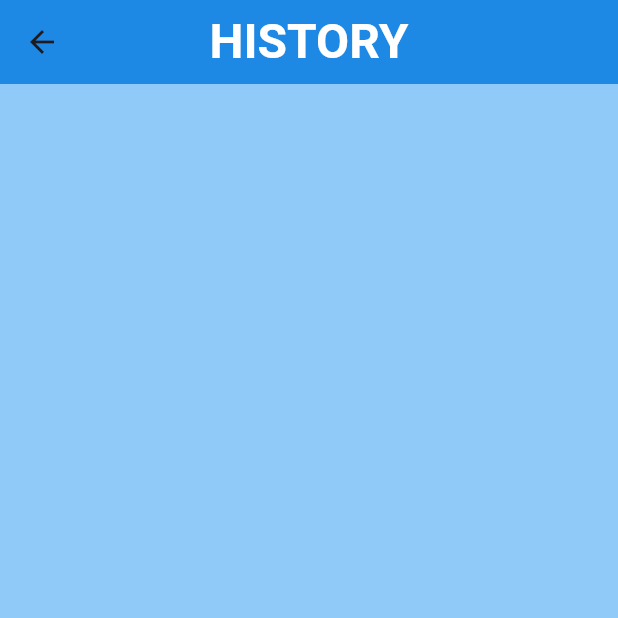
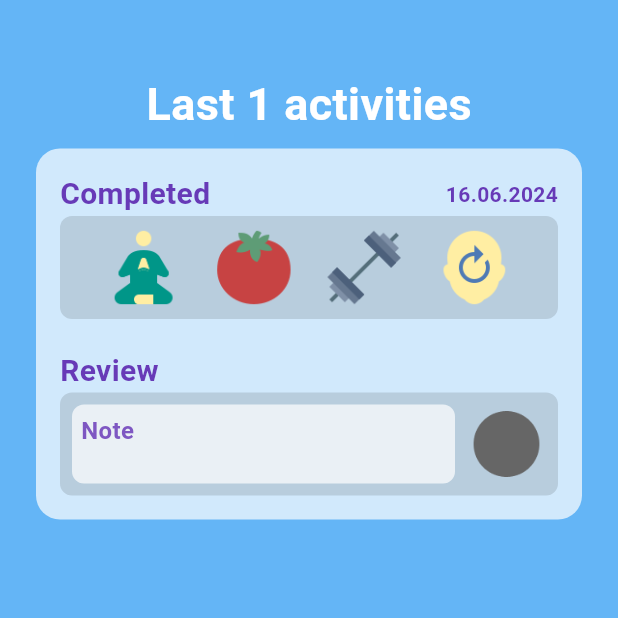
Before and after one commit to Nevsh/CPD-Projekt, a Flutter app: the HistoryPage screen opened by its route, on a phone screen of 412 x 824 dp, the top half of it. Run offline on Flutter 3.47's test engine with Material 3 defaults, Android fonts, the phone set to English and light mode, and no system bars; our stand-ins replace hive, hive_flutter; missing offline and left inert: flutter_ringtone_player; accounts and stored records are empty.

Commit message:
Adding/Refactoring
Adding:
- History Page mit Übersicht vergangener Aktivitäten
- Indigo Theme Exercise Page

Refactoring:
- Umbenennung -> DayOverviewWidget
- DayOverviewWidget Größe angepasst

```diff
--- a/lib/models/review_model.dart
+++ b/lib/models/review_model.dart
@@ -1,4 +1,5 @@
 import 'package:flutter/material.dart';
+import 'package:intl/intl.dart';
 
 import '../data/hive_service.dart';
 import 'activity.dart';
@@ -122,6 +123,11 @@ class ReviewModel extends ChangeNotifier {
   //   activity.review = true;
   //   // notifyListeners();
   // }
+  String formattedDate(Activity? activity) {
+    return activity != null
+        ? DateFormat('dd.MM.yyyy').format(DateTime.parse(activity.date))
+        : "error";
+  }
 
   Future<void> saveReview(String mood, String note) async {
     if (_activity != null) {
@@ -281,7 +287,7 @@ class ReviewModel extends ChangeNotifier {
   Future<void> loadActivity() async {
     DateTime now = DateTime.now();
     // String today = DateFormat('yyyy-MM-dd').format(now);
-    String today = "2024-06-15";
+    String today = "2024-06-16";
     print("Heute: $today");
     print("Heute: $now");
     _activity = await HiveService.getActivity(today);
--- a/lib/pages/exercise_page.dart
+++ b/lib/pages/exercise_page.dart
@@ -15,18 +15,18 @@ class ExercisePage extends StatelessWidget {
     return Consumer<ExerciseModel>(
       builder: (context, exModel, child) => Scaffold(
         resizeToAvoidBottomInset: false,
-        backgroundColor: Colors.blueGrey[300],
+        backgroundColor: Colors.indigo[300],
         appBar: const CustomAppBar(),
         body: Padding(
           padding: const EdgeInsets.only(left: 16, right: 16, bottom: 16),
           child: Column(
             crossAxisAlignment: CrossAxisAlignment.start,
             children: [
-              heading('Add Exercise', mainHeading, Colors.blueGrey[800]),
+              heading('Add Exercise', mainHeading, Colors.indigo[800]),
               const SizedBox(height: 10),
               const AddExerciseWidget(),
               const SizedBox(height: 10),
-              heading('Random Exercise', mainHeading, Colors.blueGrey[800]),
+              heading('Random Exercise', mainHeading, Colors.indigo[800]),
               const SizedBox(height: 10),
               const RandomExerciseWidget(),
             ],
--- a/lib/pages/history_page.dart
+++ b/lib/pages/history_page.dart
@@ -1,23 +1,48 @@
+import 'package:cpd_project/config/headings.dart';
+import 'package:cpd_project/widgets/review_page/day_overview_widget.dart';
 import 'package:flutter/material.dart';
+import 'package:provider/provider.dart';
+
+import '../models/review_model.dart';
 
 class HistoryPage extends StatelessWidget {
   const HistoryPage({super.key});
 
   @override
   Widget build(BuildContext context) {
+    final revModel = Provider.of<ReviewModel>(context);
+    final numOfActivities =
+        revModel.activities.length < 7 ? revModel.activities.length : 7;
+    final activities = revModel.activities.sublist(0, numOfActivities);
+
     return Scaffold(
-      backgroundColor: Colors.blue[200],
-      appBar: AppBar(
-        title: const Text(
-          'HISTORY',
-          style: TextStyle(
-            fontSize: 32,
-            fontWeight: FontWeight.bold,
-            color: Colors.white,
-          ),
+      backgroundColor: Colors.blue[300],
+      body: Padding(
+        padding: const EdgeInsets.all(16),
+        child: Column(
+          crossAxisAlignment: CrossAxisAlignment.center,
+          children: [
+            const SizedBox(height: 32),
+            heading(
+                "Last $numOfActivities activities", mainHeading, Colors.white),
+            Expanded(
+              child: Scrollbar(
+                thumbVisibility: true,
+                trackVisibility: true,
+                child: ListView.builder(
+                  padding: EdgeInsets.zero,
+                  itemCount: numOfActivities,
+                  itemBuilder: (context, index) {
+                    return Padding(
+                      padding: const EdgeInsets.all(8.0),
+                      child: DayOverviewWidget(activity: activities[index]),
+                    );
+                  },
+                ),
+              ),
+            ),
+          ],
         ),
-        centerTitle: true,
-        backgroundColor: Colors.blue[600],
       ),
     );
   }
--- a/lib/widgets/exercise_page/add_exercise_widget.dart
+++ b/lib/widgets/exercise_page/add_exercise_widget.dart
@@ -40,7 +40,7 @@ class AddExerciseWidget extends StatelessWidget {
                   ),
                   // border: ,
                   hintText: 'E.g. push-ups',
-                  hintStyle: TextStyle(color: Colors.blueGrey[300]),
+                  hintStyle: TextStyle(color: Colors.indigo[300]),
                   suffixIcon: IconButton(
                     onPressed: () {
                       exModel.textController.clear();
@@ -58,7 +58,7 @@ class AddExerciseWidget extends StatelessWidget {
                 },
                 style: ButtonStyle(
                   backgroundColor:
-                      MaterialStateProperty.all<Color>(Colors.blueGrey[600]!),
+                      MaterialStateProperty.all<Color>(Colors.indigo[600]!),
                   shape: MaterialStateProperty.all<RoundedRectangleBorder>(
                     RoundedRectangleBorder(
                       borderRadius: BorderRadius.circular(12),
@@ -75,7 +75,7 @@ class AddExerciseWidget extends StatelessWidget {
               ),
             ),
             const SizedBox(height: 6),
-            heading('Exercise List', subHeading1, Colors.blueGrey[600]),
+            heading('Exercise List', subHeading1, Colors.indigo[600]),
             const SizedBox(height: 6),
             Expanded(
               child: Container(
--- a/lib/widgets/exercise_page/random_exercise_widget.dart
+++ b/lib/widgets/exercise_page/random_exercise_widget.dart
@@ -32,7 +32,7 @@ class RandomExerciseWidget extends StatelessWidget {
                 style: TextStyle(
                     fontSize: 24,
                     fontWeight: FontWeight.bold,
-                    color: Colors.blueGrey[600]),
+                    color: Colors.indigo[600]),
               ),
               Row(
                 children: [
@@ -56,7 +56,7 @@ class RandomExerciseWidget extends StatelessWidget {
                   ),
                   const SizedBox(width: 6),
                   Switch(
-                    activeTrackColor: Colors.green,
+                    activeTrackColor: Colors.indigoAccent,
                     inactiveTrackColor: Colors.grey[600],
                     inactiveThumbColor:
                         exModel.inputIsSet() && exModel.exerciseList.isNotEmpty
@@ -124,7 +124,7 @@ class RandomExerciseWidget extends StatelessWidget {
                 style: const TextStyle(
                   fontSize: 24,
                   fontWeight: FontWeight.bold,
-                  color: Colors.blueGrey,
+                  color: Colors.indigo,
                 ),
               ),
             ),
--- /dev/null
+++ b/lib/widgets/review_page/day_overview_widget.dart
@@ -0,0 +1,121 @@
+import 'package:cpd_project/config/headings.dart';
+import 'package:flutter/material.dart';
+import 'package:provider/provider.dart';
+
+import '../../models/activity.dart';
+import '../../models/review_model.dart';
+import '../home_page/streak_overview_widget.dart';
+
+class DayOverviewWidget extends StatelessWidget {
+  const DayOverviewWidget({super.key, required this.activity});
+  final Activity? activity;
+
+  @override
+  Widget build(BuildContext context) {
+    // final medModel = Provider.of<MeditationTimerModel>(context);
+    // final pomModel = Provider.of<PomodoroTimerModel>(context);
+    // final exModel = Provider.of<ExerciseModel>(context);
+    final revModel = Provider.of<ReviewModel>(context);
+
+    // final actModel = Provider.of<ActivityModel>(context);
+
+    return Container(
+      padding: const EdgeInsets.all(16),
+      decoration: BoxDecoration(
+        color: Colors.white70,
+        borderRadius: BorderRadius.circular(16),
+      ),
+      // height: MediaQuery.of(context).size.height / 3.25,
+      width: MediaQuery.of(context).size.width,
+      child: Column(
+        mainAxisAlignment: MainAxisAlignment.spaceEvenly,
+        children: [
+          Row(
+            mainAxisAlignment: MainAxisAlignment.spaceBetween,
+            children: [
+              Align(
+                alignment: Alignment.centerLeft,
+                child: heading('Completed', subHeading2, Colors.deepPurple),
+              ),
+              Text(
+                revModel.formattedDate(activity),
+                style: const TextStyle(
+                    fontWeight: FontWeight.bold, color: Colors.deepPurple),
+              ),
+            ],
+          ),
+          Container(
+            height: MediaQuery.of(context).size.height / 12,
+            padding: const EdgeInsets.all(8),
+            decoration: BoxDecoration(
+              color: Colors.black12,
+              borderRadius: BorderRadius.circular(8),
+            ),
+            child: Row(
+              mainAxisAlignment: MainAxisAlignment.spaceEvenly,
+              children: [
+                createIcon(context, 'assets/meditation_80.png',
+                    activity != null ? activity!.meditation : false),
+                createIcon(context, 'assets/pomodoro_80.png',
+                    activity != null ? activity!.pomodoro : false),
+                createIcon(context, 'assets/exercise_80.png',
+                    activity != null ? activity!.exercise : false),
+                createIcon(context, 'assets/review_80.png',
+                    activity != null ? activity!.review : false),
+              ],
+            ),
+          ),
+          const SizedBox(height: 20),
+          Align(
+            alignment: Alignment.centerLeft,
+            child: heading('Review', subHeading2, Colors.deepPurple),
+          ),
+          Container(
+            height: MediaQuery.of(context).size.height / 12,
+            padding: const EdgeInsets.all(8),
+            decoration: BoxDecoration(
+              color: Colors.black12,
+              borderRadius: BorderRadius.circular(8),
+            ),
+            child: Row(
+              mainAxisAlignment: MainAxisAlignment.spaceBetween,
+              children: [
+                Expanded(
+                  child: Container(
+                    padding: const EdgeInsets.all(6),
+                    decoration: BoxDecoration(
+                      color: Colors.white70,
+                      borderRadius: BorderRadius.circular(8),
+                    ),
+                    child: Column(
+                      mainAxisAlignment: MainAxisAlignment.spaceBetween,
+                      crossAxisAlignment: CrossAxisAlignment.start,
+                      children: [
+                        heading('Note', subHeading3, Colors.deepPurple[400]),
+                        Text(
+                          // revModel.userNote,
+                          activity != null
+                              ? activity!.note
+                              : 'Fehler: activity null',
+                          style: const TextStyle(fontSize: 13),
+                        ),
+                      ],
+                    ),
+                  ),
+                ),
+                Padding(
+                  padding: const EdgeInsets.only(left: 8),
+                  child: Image.asset(
+                    // 'assets/${revModel.savedMood}_96.png',
+                    'assets/${activity != null ? activity!.rating : 'empty'}_96.png',
+                    // height: 60,
+                  ),
+                ),
+              ],
+            ),
+          ),
+        ],
+      ),
+    );
+  }
+}
```
Also changed, not shown: lib/pages/review_page.dart (+8 -4 lines), lib/widgets/review_page/today_overview_widget.dart (deleted, +0 -130 lines).
